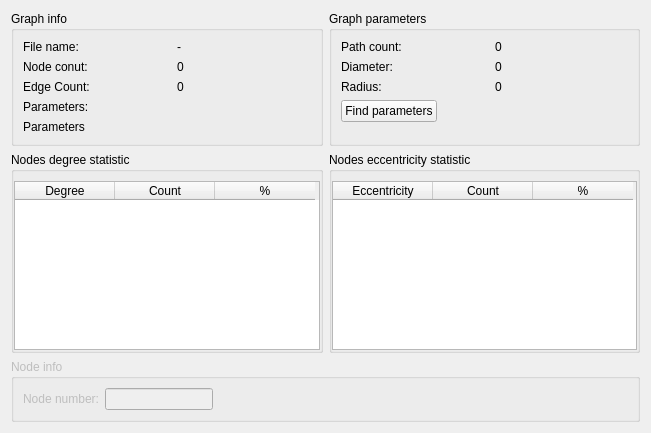
Qt form gui/GraphInfoForm.ui (Savelyev-Aleksey/Compact-graph) before a commit.
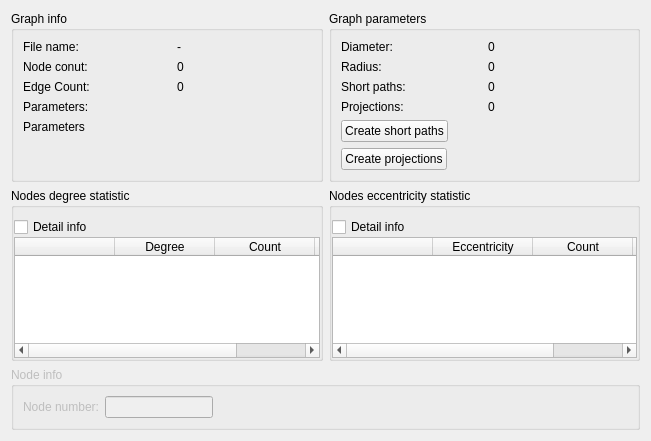
The same form after that commit.

Commit message: Fix compactStatistic function. Add button for generate all projections. Add button for generate all short paths. Get eccentricity statistic by projections. In info form added buttons for more info. Update translations.

Patch:
```diff
--- a/gui/GraphInfoForm.ui
+++ b/gui/GraphInfoForm.ui
@@ -7,7 +7,7 @@
     <x>0</x>
     <y>0</y>
     <width>651</width>
-    <height>433</height>
+    <height>441</height>
    </rect>
   </property>
   <property name="minimumSize">
@@ -38,6 +38,13 @@
       <property name="bottomMargin">
        <number>0</number>
       </property>
+      <item>
+       <widget class="QCheckBox" name="nodesDetailCheck">
+        <property name="text">
+         <string>Detail info</string>
+        </property>
+       </widget>
+      </item>
       <item>
        <widget class="QTableWidget" name="degreeStatTable">
         <property name="editTriggers">
@@ -53,11 +60,16 @@
          <bool>true</bool>
         </property>
         <property name="columnCount">
-         <number>3</number>
+         <number>4</number>
         </property>
         <attribute name="horizontalHeaderVisible">
          <bool>true</bool>
         </attribute>
+        <column>
+         <property name="text">
+          <string/>
+         </property>
+        </column>
         <column>
          <property name="text">
           <string>Degree</string>
@@ -84,68 +96,21 @@
       <string>Graph parameters</string>
      </property>
      <layout class="QGridLayout" name="gridLayout_2">
-      <property name="horizontalSpacing">
-       <number>20</number>
-      </property>
-      <item row="1" column="1">
-       <widget class="QLabel" name="diameterLabel">
-        <property name="text">
-         <string notr="true">0</string>
-        </property>
-       </widget>
-      </item>
-      <item row="2" column="0">
+      <item row="1" column="0">
        <widget class="QLabel" name="label_8">
         <property name="text">
          <string>Radius:</string>
         </property>
        </widget>
       </item>
-      <item row="1" column="0">
-       <widget class="QLabel" name="label_6">
-        <property name="text">
-         <string>Diameter:</string>
-        </property>
-       </widget>
-      </item>
       <item row="0" column="1">
-       <widget class="QLabel" name="pathCountLabel">
+       <widget class="QLabel" name="diameterLabel">
         <property name="text">
          <string notr="true">0</string>
         </property>
        </widget>
       </item>
-      <item row="0" column="0">
-       <widget class="QLabel" name="label_5">
-        <property name="toolTip">
-         <string>Short paths geterated count.</string>
-        </property>
-        <property name="text">
-         <string>Path count:</string>
-        </property>
-       </widget>
-      </item>
       <item row="4" column="0" colspan="2">
-       <spacer name="verticalSpacer_2">
-        <property name="orientation">
-         <enum>Qt::Vertical</enum>
-        </property>
-        <property name="sizeHint" stdset="0">
-         <size>
-          <width>20</width>
-          <height>0</height>
-         </size>
-        </property>
-       </spacer>
-      </item>
-      <item row="2" column="1">
-       <widget class="QLabel" name="radiusLabel">
-        <property name="text">
-         <string notr="true">0</string>
-        </property>
-       </widget>
-      </item>
-      <item row="3" column="0" colspan="2">
        <layout class="QHBoxLayout" name="horizontalLayout">
         <property name="spacing">
          <number>0</number>
@@ -163,7 +128,7 @@
 After will be found diameter, radius and eccentricity statistic.</string>
           </property>
           <property name="text">
-           <string>Find parameters</string>
+           <string>Create short paths</string>
           </property>
          </widget>
         </item>
@@ -182,6 +147,85 @@
         </item>
        </layout>
       </item>
+      <item row="6" column="0">
+       <spacer name="verticalSpacer_2">
+        <property name="orientation">
+         <enum>Qt::Vertical</enum>
+        </property>
+        <property name="sizeHint" stdset="0">
+         <size>
+          <width>20</width>
+          <height>0</height>
+         </size>
+        </property>
+       </spacer>
+      </item>
+      <item row="0" column="0">
+       <widget class="QLabel" name="label_6">
+        <property name="text">
+         <string>Diameter:</string>
+        </property>
+       </widget>
+      </item>
+      <item row="3" column="1">
+       <widget class="QLabel" name="projectionsLabel">
+        <property name="text">
+         <string notr="true">0</string>
+        </property>
+       </widget>
+      </item>
+      <item row="2" column="1">
+       <widget class="QLabel" name="shortPathsLabel">
+        <property name="text">
+         <string notr="true">0</string>
+        </property>
+       </widget>
+      </item>
+      <item row="2" column="0">
+       <widget class="QLabel" name="label_9">
+        <property name="text">
+         <string>Short paths:</string>
+        </property>
+       </widget>
+      </item>
+      <item row="1" column="1">
+       <widget class="QLabel" name="radiusLabel">
+        <property name="text">
+         <string notr="true">0</string>
+        </property>
+       </widget>
+      </item>
+      <item row="5" column="0" colspan="2">
+       <layout class="QHBoxLayout" name="horizontalLayout_3">
+        <item>
+         <widget class="QPushButton" name="createProjectionsButton">
+          <property name="text">
+           <string>Create projections</string>
+          </property>
+         </widget>
+        </item>
+        <item>
+         <spacer name="horizontalSpacer_3">
+          <property name="orientation">
+           <enum>Qt::Horizontal</enum>
+          </property>
+          <property name="sizeHint" stdset="0">
+           <size>
+            <width>40</width>
+            <height>20</height>
+           </size>
+          </property>
+         </spacer>
+        </item>
+       </layout>
+      </item>
+      <item row="3" column="0">
+       <widget class="QLabel" name="label_11">
+        <property name="text">
+         <string>Projections:</string>
+        </property>
+       </widget>
+      </item>
      </layout>
     </widget>
    </item>
@@ -290,11 +334,23 @@
       <property name="bottomMargin">
        <number>0</number>
       </property>
+      <item>
+       <widget class="QCheckBox" name="eccentrDetailCheck">
+        <property name="text">
+         <string>Detail info</string>
+        </property>
+       </widget>
+      </item>
       <item>
        <widget class="QTableWidget" name="EccentrStatTable">
         <property name="editTriggers">
          <set>QAbstractItemView::NoEditTriggers</set>
         </property>
+        <column>
+         <property name="text">
+          <string/>
+         </property>
+        </column>
         <column>
          <property name="text">
           <string>Eccentricity</string>
```
Left out of the diff: 2 changed lines with no effect on the pictures. The commit also changes 11 other files.
